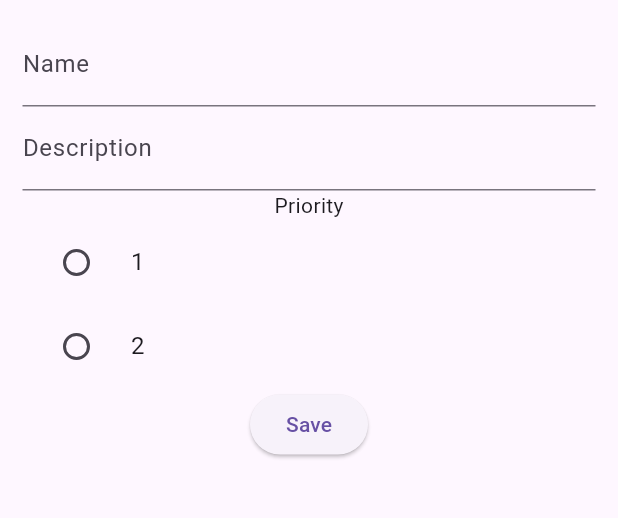
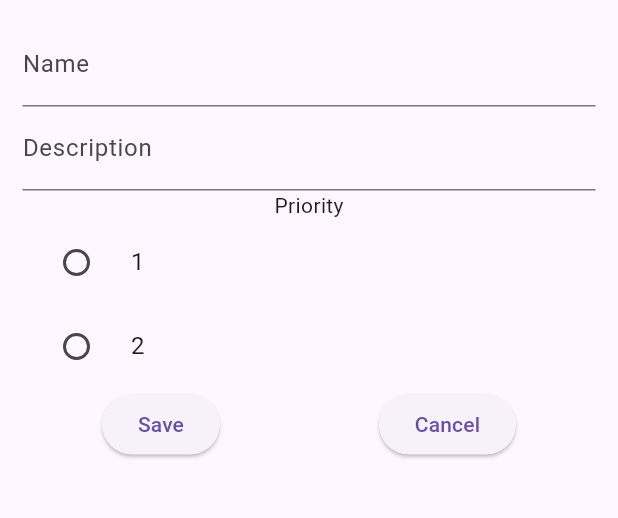
Before and after one commit to emanueljulio420/tasks, a Flutter app: the screen it shows after launch, after a tap on the "add" icon, on a phone screen of 412 x 824 dp, the part 84-602 px from its top. Run offline on Flutter 3.47's test engine with Material 3 defaults, Android fonts, the phone set to English and light mode, and no system bars.

Commit message:
Practice Completed

```diff
--- a/lib/main.dart
+++ b/lib/main.dart
@@ -1,7 +1,4 @@
-import 'dart:js';
-
 import 'package:flutter/material.dart';
-import 'package:flutter/widgets.dart';
 import 'package:provider/provider.dart';
 import 'package:task/controllers/TaskProvider.dart';
 import 'package:task/views/Pages/PageListTasks.dart';
@@ -19,7 +16,7 @@ class MainApp extends StatelessWidget {
 
   @override
   Widget build(BuildContext context) {
-    return MaterialApp(
+    return const MaterialApp(
       debugShowCheckedModeBanner: false,
       home: PageListTasks(),
     );
--- a/lib/views/Pages/PageCreateTask.dart
+++ b/lib/views/Pages/PageCreateTask.dart
@@ -73,6 +73,9 @@ class _PagecreateTaskState extends State<PagecreateTask> {
                   priority = value;
                   setState(() {});
                 }),
+            Row(
+              mainAxisAlignment: MainAxisAlignment.spaceAround,
+              children: [
                 ElevatedButton(
                   onPressed: () {
                     task.priority = priority;
@@ -84,7 +87,15 @@ class _PagecreateTaskState extends State<PagecreateTask> {
                     );
                   },
                   child: const Text("Save"),
+                ),
+                ElevatedButton(
+                  onPressed: () {
+                    Navigator.pop(context);
+                  },
+                  child: const Text("Cancel"),
                 )
+              ],
+            ),
           ],
         ),
       ),
```
Lines whose indentation alone changed are shown as unchanged.
